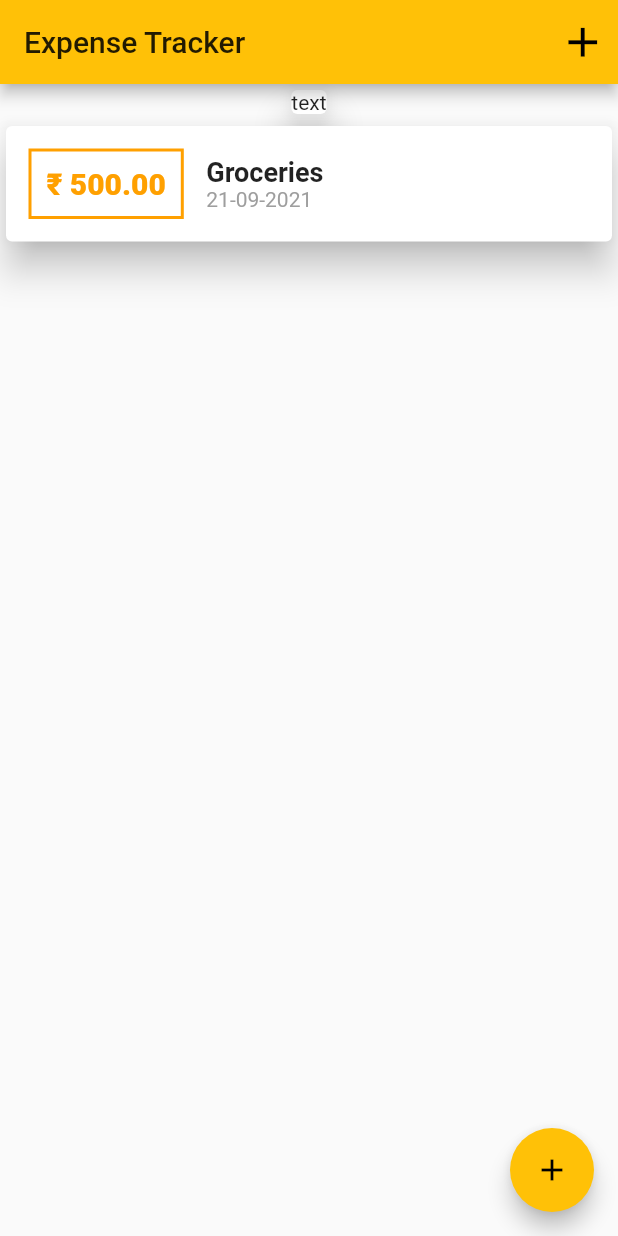
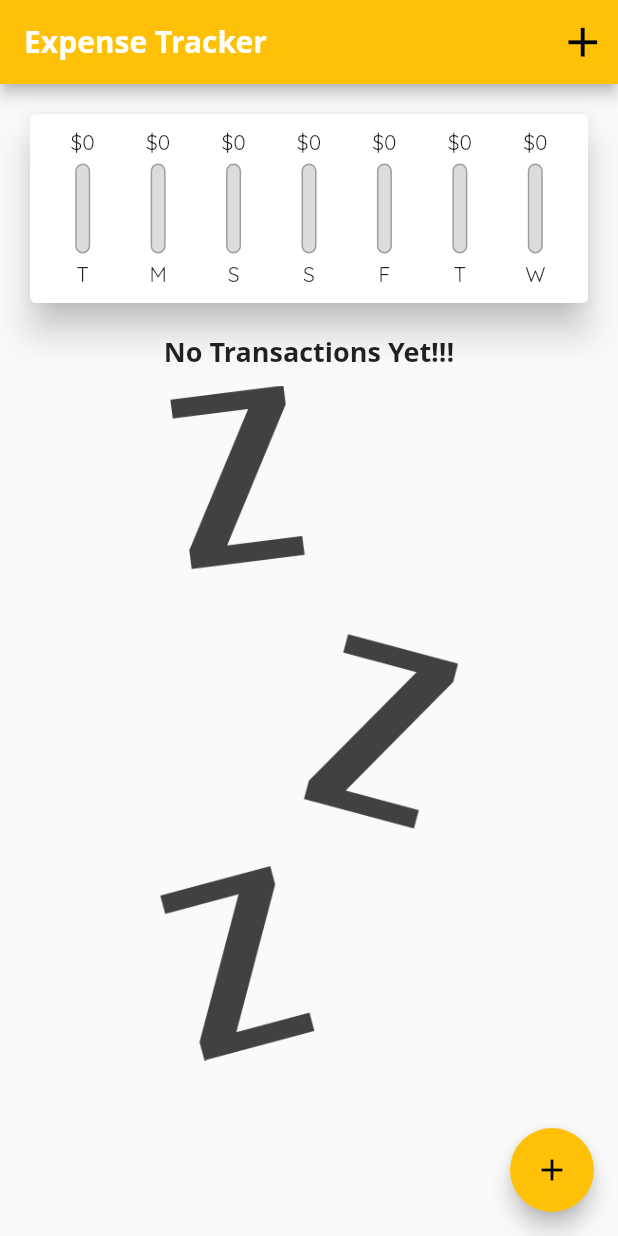
Before and after one commit to sahilali13/flutter, a Flutter app: the screen it shows after launch, on a phone screen of 412 x 824 dp. Run offline on Flutter 3.47's test engine with Material 2 defaults, Android fonts, the phone set to English and light mode, and no system bars.

Commit message:
commit #105

```diff
--- a/expense_tracker/lib/main.dart
+++ b/expense_tracker/lib/main.dart
@@ -14,6 +14,21 @@ class MainApp extends StatelessWidget {
       title: 'Expense Tracker',
       theme: ThemeData(
         primarySwatch: Colors.amber,
+        fontFamily: 'Quicksand',
+        textTheme: TextTheme(
+          headline6: TextStyle(
+            fontFamily: 'OpenSans',
+            fontSize: 18,
+            fontWeight: FontWeight.bold,
+          ),
+        ),
+        appBarTheme: AppBarTheme(
+          titleTextStyle: TextStyle(
+            fontFamily: 'OpenSans',
+            fontSize: 20,
+            fontWeight: FontWeight.bold,
+          ),
+        ),
       ),
       home: HomePage(),
     );
--- a/expense_tracker/lib/widgets/chart.dart
+++ b/expense_tracker/lib/widgets/chart.dart
@@ -1,12 +1,59 @@
+import 'package:expense_tracker/models/transaction.dart';
+import 'package:expense_tracker/widgets/chartBar.dart';
 import 'package:flutter/material.dart';
+import 'package:intl/intl.dart';
 
 class Chart extends StatelessWidget {
+  late final List<Transaction> _recentTransaction;
+
+  Chart(this._recentTransaction);
+
+  List<Map<String, dynamic>> get _groupedTransactions {
+    return List.generate(7, (_index) {
+      final _weekDay = DateTime.now().subtract(
+        Duration(days: _index),
+      );
+      var _totalSum = 0.0;
+      for (var i = 0; i < _recentTransaction.length; i++) {
+        if (_recentTransaction[i].date.day == _weekDay.day &&
+            _recentTransaction[i].date.month == _weekDay.month &&
+            _recentTransaction[i].date.year == _weekDay.year) {
+          _totalSum += _recentTransaction[i].amount;
+        }
+      }
+      return {
+        'day': DateFormat.E().format(_weekDay).substring(0, 1),
+        'amount': _totalSum,
+      };
+    });
+  }
+
+  double get _totalSpending {
+    return _groupedTransactions.fold(0.0, (_sum, _item) {
+      return _sum + _item['amount'];
+    });
+  }
+
   @override
   Widget build(BuildContext context) {
     return Card(
       elevation: 10,
-      child: Text(
-        'text',
+      margin: EdgeInsets.all(20),
+      child: Padding(
+        padding: EdgeInsets.all(10),
+        child: Row(
+          mainAxisAlignment: MainAxisAlignment.spaceAround,
+          children: _groupedTransactions.map((_data) {
+            return Flexible(
+              fit: FlexFit.tight,
+              child: ChartBar(
+                _data['day'],
+                _data['amount'],
+                _totalSpending == 0.0 ? 0.0 : _data['amount'] / _totalSpending,
+              ),
+            );
+          }).toList(),
+        ),
       ),
     );
   }
--- /dev/null
+++ b/expense_tracker/lib/widgets/chartBar.dart
@@ -0,0 +1,56 @@
+import 'package:flutter/material.dart';
+
+class ChartBar extends StatelessWidget {
+  late final String _label;
+  late final double _spendingAmount;
+  late final double _spendingPctOfTotal;
+
+  ChartBar(this._label, this._spendingAmount, this._spendingPctOfTotal);
+
+  @override
+  Widget build(BuildContext context) {
+    return Column(
+      children: <Widget>[
+        FittedBox(
+          child: Text(
+            '\$${_spendingAmount.toStringAsFixed(0)}',
+          ),
+        ),
+        SizedBox(
+          height: 5,
+        ),
+        Container(
+          height: 60,
+          width: 10,
+          child: Stack(
+            children: <Widget>[
+              Container(
+                decoration: BoxDecoration(
+                  border: Border.all(
+                    color: Colors.grey,
+                    width: 1.0,
+                  ),
+                  color: Color.fromRGBO(220, 220, 220, 1),
+                  borderRadius: BorderRadius.circular(10),
+                ),
+              ),
+              FractionallySizedBox(
+                heightFactor: _spendingPctOfTotal,
+                child: Container(
+                  decoration: BoxDecoration(
+                    color: Theme.of(context).primaryColor,
+                    borderRadius: BorderRadius.circular(10),
+                  ),
+                ),
+              ),
+            ],
+          ),
+        ),
+        SizedBox(
+          height: 5,
+        ),
+        Text(_label),
+      ],
+    );
+  }
+}
--- a/expense_tracker/lib/widgets/homePage.dart
+++ b/expense_tracker/lib/widgets/homePage.dart
@@ -1,7 +1,7 @@
 import 'package:expense_tracker/widgets/newTransaction.dart';
 import 'package:flutter/material.dart';
 
-import './chart.dart';
+import '../widgets/chart.dart';
 import './transactionList.dart';
 import '../models/transaction.dart';
 
@@ -11,14 +11,13 @@ class HomePage extends StatefulWidget {
 }
 
 class _HomePageState extends State<HomePage> {
-  final List<Transaction> _userTransactions = [
-    Transaction(
-      id: 't1',
-      title: 'Groceries',
-      amount: 500,
-      date: DateTime.now(),
-    ),
-  ];
+  final List<Transaction> _userTransactions = [];
+
+  List<Transaction> get _recentTransactions {
+    return _userTransactions.where((_element) {
+      return _element.date.isAfter(DateTime.now().subtract(Duration(days: 7)));
+    }).toList();
+  }
 
   void _addNewTransaction(String title, double amount) {
     final _newTx = Transaction(
@@ -73,9 +72,9 @@ class _HomePageState extends State<HomePage> {
       body: SingleChildScrollView(
         child: Column(
           children: <Widget>[
-            Chart(),
+            Chart(_recentTransactions),
             TransactionList(
-              userTransactions: _userTransactions,
+              _userTransactions,
             ),
           ],
         ),
--- a/expense_tracker/lib/widgets/transactionList.dart
+++ b/expense_tracker/lib/widgets/transactionList.dart
@@ -5,14 +5,33 @@ import 'package:intl/intl.dart';
 class TransactionList extends StatelessWidget {
   late final List<Transaction> _userTransactions;
 
-  TransactionList({required userTransactions})
-      : _userTransactions = userTransactions;
+  TransactionList(this._userTransactions);
 
   @override
   Widget build(BuildContext context) {
     return Container(
+      alignment: Alignment.center,
       height: 500,
-      child: ListView.builder(
+      child: _userTransactions.isEmpty
+          ? Column(
+              children: <Widget>[
+                Text(
+                  'No Transactions Yet!!!',
+                  style: Theme.of(context).textTheme.headline6,
+                ),
+                SizedBox(
+                  height: 10,
+                ),
+                Container(
+                  height: 450,
+                  child: Image.asset(
+                    'assets/images/waiting.png',
+                    fit: BoxFit.cover,
+                  ),
+                ),
+              ],
+            )
+          : ListView.builder(
               itemBuilder: (ctx, index) {
                 return Card(
                   elevation: 10,
@@ -41,10 +60,7 @@ class TransactionList extends StatelessWidget {
                         children: [
                           Text(
                             _userTransactions[index].title,
-                      style: TextStyle(
-                        fontSize: 18,
-                        fontWeight: FontWeight.w600,
-                      ),
+                            style: Theme.of(context).textTheme.headline6,
                           ),
                           Text(
                             DateFormat('dd-MM-yyyy')
```
Also changed, not shown: expense_tracker/pubspec.yaml (+15 -13 lines), expense_tracker/assets/fonts/OpenSans-Bold.ttf (added), expense_tracker/assets/fonts/OpenSans-Regular.ttf (added), expense_tracker/assets/fonts/Quicksand-Bold.ttf (added), expense_tracker/assets/fonts/Quicksand-Regular.ttf (added), expense_tracker/assets/images/waiting.png (added). Lines whose indentation alone changed are shown as unchanged.
